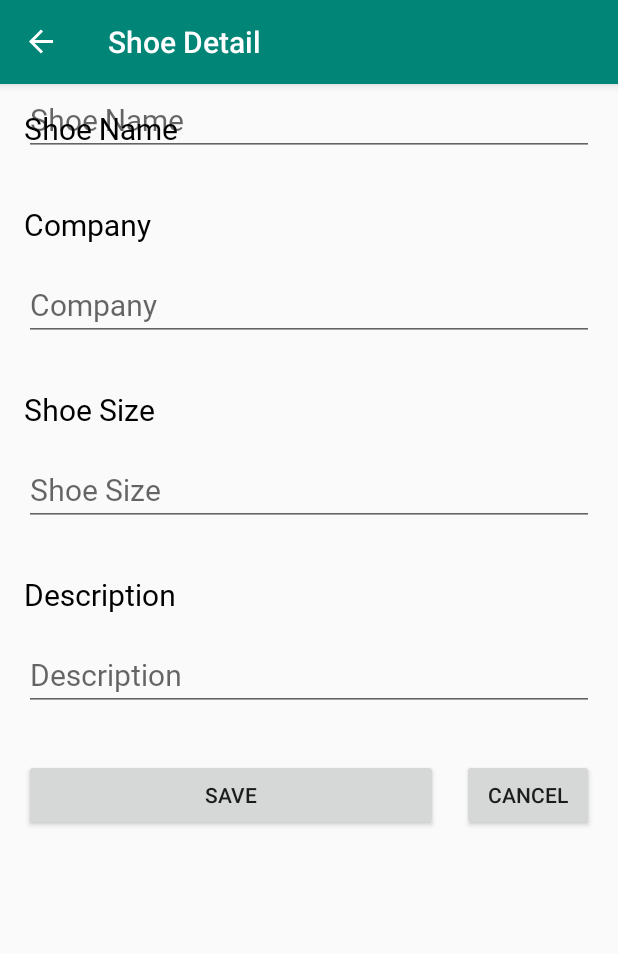
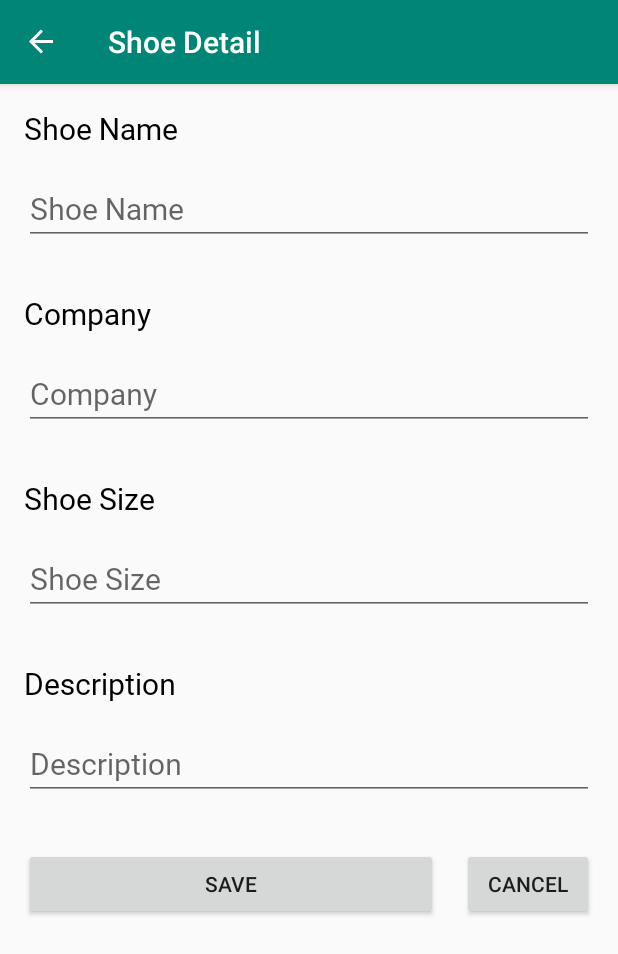
Before and after one commit to ebrahim5599/Developing-First-Android-App-Udacity-Nanodegree, an Android app: the ShoeDetailFragment screen opened through its navigation route, on a phone screen of 412 x 824 dp. Shown: the top 954 px of the screen. Run offline under Robolectric (Android 15) with nearby library versions, the phone set to English and light mode, and no system bars; our stand-ins replace Timber, data binding, navigation-ui.

Commit message:
XML comments

```diff
--- a/app/src/main/res/layout/activity_main.xml
+++ b/app/src/main/res/layout/activity_main.xml
@@ -3,6 +3,7 @@
     xmlns:app="http://schemas.android.com/apk/res-auto"
     xmlns:tools="http://schemas.android.com/tools">
 
+<!--    CoordinatorLayout is a super-powered FrameLayout-->
     <androidx.coordinatorlayout.widget.CoordinatorLayout
         android:layout_width="match_parent"
         android:layout_height="match_parent"
@@ -28,6 +29,7 @@
 
             </com.google.android.material.appbar.AppBarLayout>
 
+            <!-- this fragment for hosting other fragments over it -->
             <fragment
                 android:id="@+id/navHostFragment"
                 android:name="androidx.navigation.fragment.NavHostFragment"
--- a/app/src/main/res/layout/fragment_instructions.xml
+++ b/app/src/main/res/layout/fragment_instructions.xml
@@ -4,7 +4,7 @@
     xmlns:tools="http://schemas.android.com/tools"
     tools:context=".InstructionsFragment">
 
-    <!--ConstraintLayout    -->
+    <!--ConstraintLayout let us position and size views in a flexible way  -->
     <androidx.constraintlayout.widget.ConstraintLayout
         android:layout_width="match_parent"
         android:layout_height="match_parent" >
@@ -41,5 +41,4 @@
             app:layout_constraintTop_toBottomOf="@+id/instructions_text_two"
             app:layout_constraintVertical_bias="0.074" />
     </androidx.constraintlayout.widget.ConstraintLayout>
-
 </layout>
--- a/app/src/main/res/layout/fragment_login.xml
+++ b/app/src/main/res/layout/fragment_login.xml
@@ -4,6 +4,8 @@
     xmlns:tools="http://schemas.android.com/tools"
     tools:context=".LoginFragment">
 
+    <!--    ConstraintLayout let us make complex designs easily, combination between
+    vertical and horizontal views-->
     <androidx.constraintlayout.widget.ConstraintLayout
         android:layout_width="match_parent"
         android:layout_height="match_parent">
--- a/app/src/main/res/layout/fragment_shoe_detail.xml
+++ b/app/src/main/res/layout/fragment_shoe_detail.xml
@@ -5,15 +5,18 @@
     tools:context=".ShoeDetailFragment">
 
     <data>
-       <variable
-           name="shoe"
-           type="com.udacity.shoestore.models.Shoe" />
+
+        <variable
+            name="shoe"
+            type="com.udacity.shoestore.models.Shoe" />
     </data>
 
+    <!--    ScrollView let the user scroll views down and up is the screen is small-->
     <ScrollView
         android:layout_width="match_parent"
         android:layout_height="match_parent">
 
+        <!--        ConstraintLayout let us make complex designs easily-->
         <androidx.constraintlayout.widget.ConstraintLayout
             android:layout_width="match_parent"
             android:layout_height="wrap_content">
@@ -71,7 +74,7 @@
                 android:text="@={shoe.name}"
                 app:layout_constraintEnd_toEndOf="parent"
                 app:layout_constraintStart_toStartOf="parent"
-                tools:layout_editor_absoluteY="59dp" />
+                app:layout_constraintTop_toBottomOf="@+id/shoe_name_label" />
 
             <EditText
                 android:id="@+id/company_edit_text"
--- a/app/src/main/res/layout/fragment_shoe_list.xml
+++ b/app/src/main/res/layout/fragment_shoe_list.xml
@@ -8,10 +8,12 @@
         android:layout_width="match_parent"
         android:layout_height="match_parent">
 
+        <!-- ScrollView to allow user scroll views down and up if the screen is small-->
         <ScrollView
             android:layout_width="match_parent"
             android:layout_height="match_parent">
 
+            <!-- LinearLayout to make views vertical or horizontal order-->
             <LinearLayout
                 android:id="@+id/linearLayoutShoeList"
                 android:layout_width="match_parent"
--- a/app/src/main/res/layout/fragment_welcome.xml
+++ b/app/src/main/res/layout/fragment_welcome.xml
@@ -4,6 +4,7 @@
     xmlns:tools="http://schemas.android.com/tools"
     tools:context=".WelcomeFragment">
 
+<!-- ConstraintLayout let us position and size views in a flexible way -->
     <androidx.constraintlayout.widget.ConstraintLayout
         android:layout_width="match_parent"
         android:layout_height="match_parent">
--- a/app/src/main/res/layout/shoe_detail_container.xml
+++ b/app/src/main/res/layout/shoe_detail_container.xml
@@ -4,11 +4,13 @@
     xmlns:tools="http://schemas.android.com/tools">
 
     <data>
+
         <variable
             name="shoe"
             type="com.udacity.shoestore.models.Shoe" />
     </data>
 
+    <!-- ConstraintLayout let us position and size views in a flexible way-->
     <androidx.constraintlayout.widget.ConstraintLayout
         android:layout_width="match_parent"
         android:layout_height="wrap_content">
```
